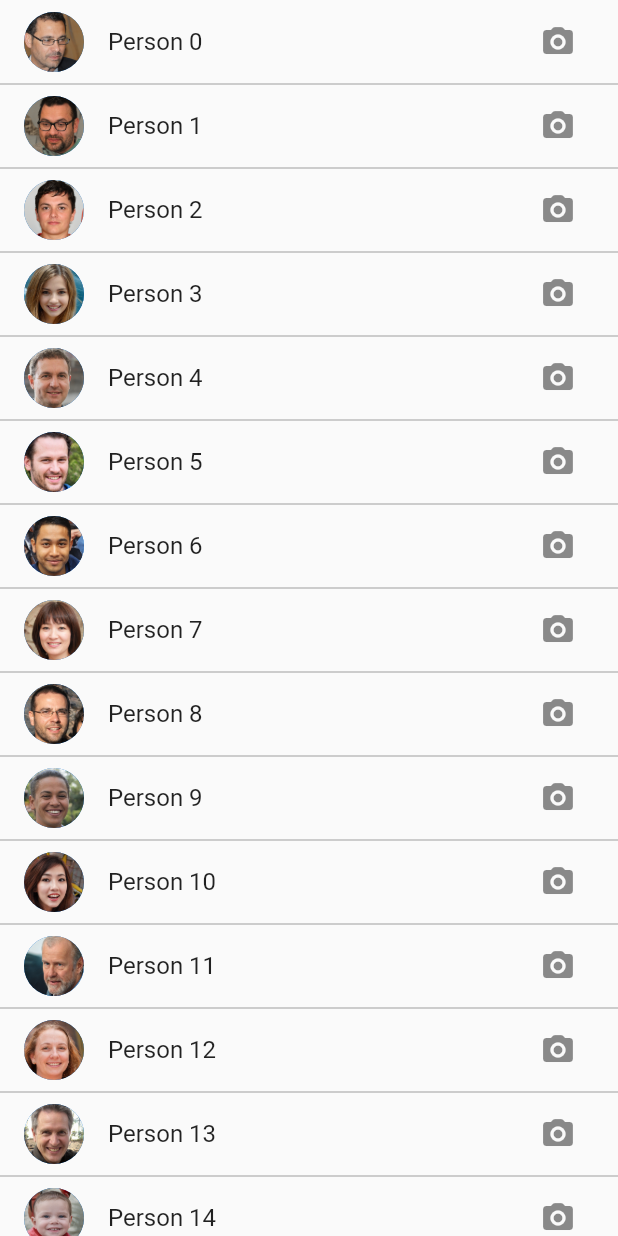
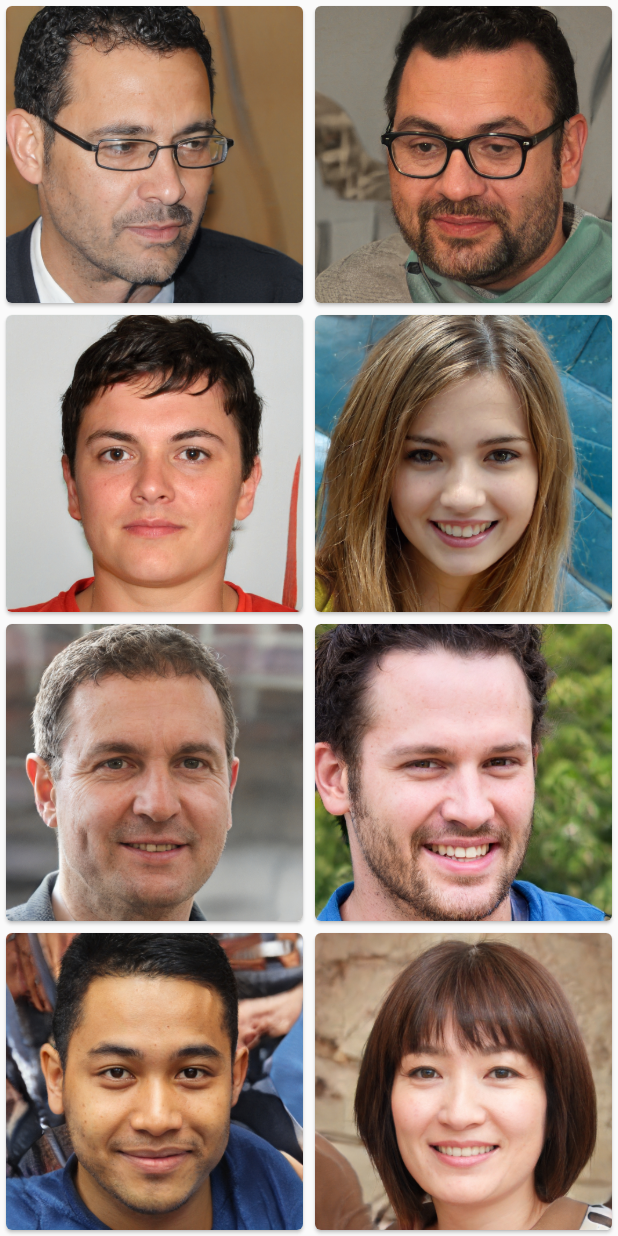
Before and after one commit to christianhussmann/MobileProgramming23, a Flutter app: the screen it shows after launch, on a phone screen of 412 x 824 dp. Run offline on Flutter 3.47's test engine with Material 2 defaults, Android fonts, the phone set to English and light mode, and no system bars.

Commit message:
Card grid example

```diff
--- /dev/null
+++ b/layout/lib/grid_screen.dart
@@ -0,0 +1,22 @@
+import 'package:flutter/material.dart';
+
+class GridScreen extends StatelessWidget {
+  const GridScreen({Key? key}) : super(key: key);
+
+  @override
+  Widget build(BuildContext context) {
+    return Scaffold(
+      body: GridView.count(
+        crossAxisCount: 2,
+        physics: BouncingScrollPhysics(),
+        children: List.generate(
+          20,
+          (index) => Card(
+            clipBehavior: Clip.antiAlias,
+            child: Image.asset("assets/person$index.jpg"),
+          ),
+        ),
+      ),
+    );
+  }
+}
--- a/layout/lib/main.dart
+++ b/layout/lib/main.dart
@@ -2,6 +2,7 @@ import 'package:flutter/cupertino.dart';
 import 'package:flutter/material.dart';
 import 'package:layout/basic_cupertino_app.dart';
 import 'package:layout/cookie_recipe_screen.dart';
+import 'package:layout/grid_screen.dart';
 import 'package:layout/my_painter.dart';
 import 'package:layout/scrollable_list_screen.dart';
 
@@ -23,7 +24,8 @@ class MyApp extends StatelessWidget {
     return MaterialApp(
       // home: FrammedScreen(),
       // home: CookieRecipeScreen(),
-      home: ScrollableListScreen()
+      // home: ScrollableListScreen()
+      home: GridScreen()
     );
   }
 }
```
